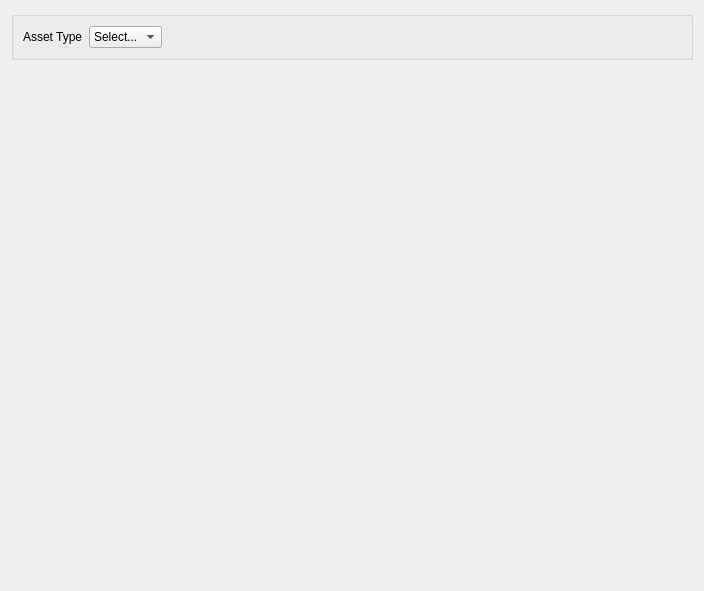
The window that editor/ui/tabs/AssetDefaults.ui (RyanDeBarros/Olympian) describes before a commit, drawn with Qt 5.
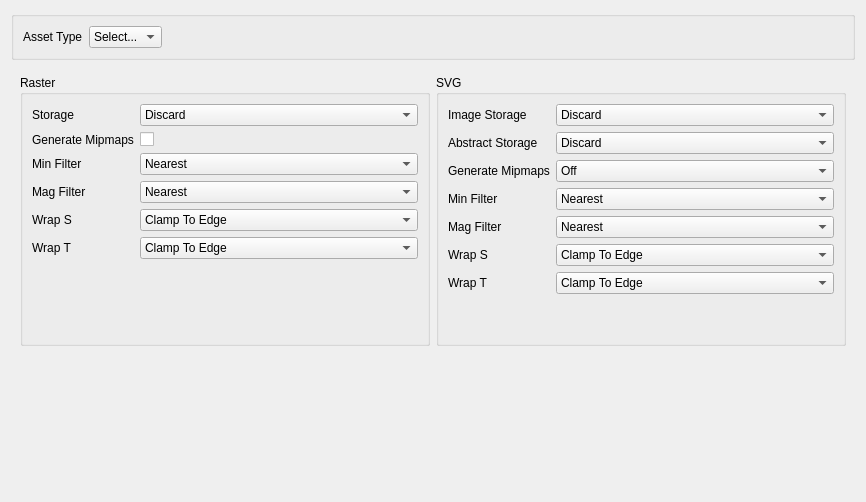
The same window after the commit. The open tabs and pages were chosen to show the change.

Commit message: Implemented texture defaults.

```diff
--- a/editor/ui/tabs/AssetDefaults.ui
+++ b/editor/ui/tabs/AssetDefaults.ui
@@ -6,8 +6,8 @@
    <rect>
     <x>0</x>
     <y>0</y>
-    <width>704</width>
-    <height>591</height>
+    <width>866</width>
+    <height>502</height>
    </rect>
   </property>
   <property name="windowTitle">
@@ -65,7 +65,450 @@
    <item>
     <widget class="QStackedWidget" name="stackedWidget">
      <widget class="QWidget" name="emptyPage"/>
-     <widget class="QWidget" name="texturePage"/>
+     <widget class="QWidget" name="texturePage">
+      <layout class="QVBoxLayout" name="verticalLayout_4">
+       <item>
+        <layout class="QHBoxLayout" name="horizontalLayout">
+         <item>
+          <widget class="QGroupBox" name="groupBox_2">
+           <property name="title">
+            <string>Raster</string>
+           </property>
+           <layout class="QVBoxLayout" name="verticalLayout_2">
+            <item>
+             <layout class="QFormLayout" name="formLayout_2">
+              <item row="0" column="0">
+               <widget class="QLabel" name="label_2">
+                <property name="text">
+                 <string>Storage</string>
+                </property>
+               </widget>
+              </item>
+              <item row="0" column="1">
+               <widget class="QComboBox" name="textureRasterStorage">
+                <item>
+                 <property name="text">
+                  <string>Discard</string>
+                 </property>
+                </item>
+                <item>
+                 <property name="text">
+                  <string>Keep</string>
+                 </property>
+                </item>
+               </widget>
+              </item>
+              <item row="1" column="0">
+               <widget class="QLabel" name="label_5">
+                <property name="text">
+                 <string>Generate Mipmaps</string>
+                </property>
+               </widget>
+              </item>
+              <item row="2" column="0">
+               <widget class="QLabel" name="label_6">
+                <property name="text">
+                 <string>Min Filter</string>
+                </property>
+               </widget>
+              </item>
+              <item row="3" column="0">
+               <widget class="QLabel" name="label_7">
+                <property name="text">
+                 <string>Mag Filter</string>
+                </property>
+               </widget>
+              </item>
+              <item row="4" column="0">
+               <widget class="QLabel" name="label_8">
+                <property name="text">
+                 <string>Wrap S</string>
+                </property>
+               </widget>
+              </item>
+              <item row="5" column="0">
+               <widget class="QLabel" name="label_9">
+                <property name="text">
+                 <string>Wrap T</string>
+                </property>
+               </widget>
+              </item>
+              <item row="2" column="1">
+               <widget class="QComboBox" name="textureRasterMinFilter">
+                <item>
+                 <property name="text">
+                  <string>Nearest</string>
+                 </property>
+                </item>
+                <item>
+                 <property name="text">
+                  <string>Linear</string>
+                 </property>
+                </item>
+                <item>
+                 <property name="text">
+                  <string>Nearest Mipmap Nearest</string>
+                 </property>
+                </item>
+                <item>
+                 <property name="text">
+                  <string>Linear Mipmap Nearest</string>
+                 </property>
+                </item>
+                <item>
+                 <property name="text">
+                  <string>Nearest Mipmap Linear</string>
+                 </property>
+                </item>
+                <item>
+                 <property name="text">
+                  <string>Linear Mipmap Linear</string>
+                 </property>
+                </item>
+               </widget>
+              </item>
+              <item row="3" column="1">
+               <widget class="QComboBox" name="textureRasterMagFilter">
+                <item>
+                 <property name="text">
+                  <string>Nearest</string>
+                 </property>
+                </item>
+                <item>
+                 <property name="text">
+                  <string>Linear</string>
+                 </property>
+                </item>
+               </widget>
+              </item>
+              <item row="1" column="1">
+               <widget class="QCheckBox" name="textureRasterMipmaps">
+                <property name="text">
+                 <string/>
+                </property>
+               </widget>
+              </item>
+              <item row="4" column="1">
+               <widget class="QComboBox" name="textureRasterWrapS">
+                <item>
+                 <property name="text">
+                  <string>Clamp To Edge</string>
+                 </property>
+                </item>
+                <item>
+                 <property name="text">
+                  <string>Clamp To Border</string>
+                 </property>
+                </item>
+                <item>
+                 <property name="text">
+                  <string>Mirrored Repeat</string>
+                 </property>
+                </item>
+                <item>
+                 <property name="text">
+                  <string>Repeat</string>
+                 </property>
+                </item>
+                <item>
+                 <property name="text">
+                  <string>Mirror Clamp To Edge</string>
+                 </property>
+                </item>
+               </widget>
+              </item>
+              <item row="5" column="1">
+               <widget class="QComboBox" name="textureRasterWrapT">
+                <item>
+                 <property name="text">
+                  <string>Clamp To Edge</string>
+                 </property>
+                </item>
+                <item>
+                 <property name="text">
+                  <string>Clamp To Border</string>
+                 </property>
+                </item>
+                <item>
+                 <property name="text">
+                  <string>Mirrored Repeat</string>
+                 </property>
+                </item>
+                <item>
+                 <property name="text">
+                  <string>Repeat</string>
+                 </property>
+                </item>
+                <item>
+                 <property name="text">
+                  <string>Mirror Clamp To Edge</string>
+                 </property>
+                </item>
+               </widget>
+              </item>
+             </layout>
+            </item>
+            <item>
+             <spacer name="verticalSpacer">
+              <property name="orientation">
+               <enum>Qt::Orientation::Vertical</enum>
+              </property>
+              <property name="sizeHint" stdset="0">
+               <size>
+                <width>20</width>
+                <height>40</height>
+               </size>
+              </property>
+             </spacer>
+            </item>
+           </layout>
+          </widget>
+         </item>
+         <item>
+          <widget class="QGroupBox" name="groupBox_3">
+           <property name="title">
+            <string>SVG</string>
+           </property>
+           <layout class="QVBoxLayout" name="verticalLayout_3">
+            <item>
+             <layout class="QFormLayout" name="formLayout_3">
+              <item row="0" column="0">
+               <widget class="QLabel" name="label_3">
+                <property name="text">
+                 <string>Image Storage</string>
+                </property>
+               </widget>
+              </item>
+              <item row="0" column="1">
+               <widget class="QComboBox" name="textureSVGImageStorage">
+                <item>
+                 <property name="text">
+                  <string>Discard</string>
+                 </property>
+                </item>
+                <item>
+                 <property name="text">
+                  <string>Keep</string>
+                 </property>
+                </item>
+               </widget>
+              </item>
+              <item row="1" column="0">
+               <widget class="QLabel" name="label_4">
+                <property name="text">
+                 <string>Abstract Storage</string>
+                </property>
+               </widget>
+              </item>
+              <item row="1" column="1">
+               <widget class="QComboBox" name="textureSVGAbstractStorage">
+                <item>
+                 <property name="text">
+                  <string>Discard</string>
+                 </property>
+                </item>
+                <item>
+                 <property name="text">
+                  <string>Keep</string>
+                 </property>
+                </item>
+               </widget>
+              </item>
+              <item row="2" column="0">
+               <widget class="QLabel" name="label_10">
+                <property name="text">
+                 <string>Generate Mipmaps</string>
+                </property>
+               </widget>
+              </item>
+              <item row="3" column="0">
+               <widget class="QLabel" name="label_11">
+                <property name="text">
+                 <string>Min Filter</string>
+                </property>
+               </widget>
+              </item>
+              <item row="4" column="0">
+               <widget class="QLabel" name="label_12">
+                <property name="text">
+                 <string>Mag Filter</string>
+                </property>
+               </widget>
+              </item>
+              <item row="5" column="0">
+               <widget class="QLabel" name="label_13">
+                <property name="text">
+                 <string>Wrap S</string>
+                </property>
+               </widget>
+              </item>
+              <item row="6" column="0">
+               <widget class="QLabel" name="label_14">
+                <property name="text">
+                 <string>Wrap T</string>
+                </property>
+               </widget>
+              </item>
+              <item row="2" column="1">
+               <widget class="QComboBox" name="textureSVGMipmaps">
+                <item>
+                 <property name="text">
+                  <string>Off</string>
+                 </property>
+                </item>
+                <item>
+                 <property name="text">
+                  <string>Auto</string>
+                 </property>
+                </item>
+                <item>
+                 <property name="text">
+                  <string>Manual</string>
+                 </property>
+                </item>
+               </widget>
+              </item>
+              <item row="3" column="1">
+               <widget class="QComboBox" name="textureSVGMinFilter">
+                <item>
+                 <property name="text">
+                  <string>Nearest</string>
+                 </property>
+                </item>
+                <item>
+                 <property name="text">
+                  <string>Linear</string>
+                 </property>
+                </item>
+                <item>
+                 <property name="text">
+                  <string>Nearest Mipmap Nearest</string>
+                 </property>
+                </item>
+                <item>
+                 <property name="text">
+                  <string>Linear Mipmap Nearest</string>
+                 </property>
+                </item>
+                <item>
+                 <property name="text">
+                  <string>Nearest Mipmap Linear</string>
+                 </property>
+                </item>
+                <item>
+                 <property name="text">
+                  <string>Linear Mipmap Linear</string>
+                 </property>
+                </item>
+               </widget>
+              </item>
+              <item row="4" column="1">
+               <widget class="QComboBox" name="textureSVGMagFilter">
+                <item>
+                 <property name="text">
+                  <string>Nearest</string>
+                 </property>
+                </item>
+                <item>
+                 <property name="text">
+                  <string>Linear</string>
+                 </property>
+                </item>
+               </widget>
+              </item>
+              <item row="5" column="1">
+               <widget class="QComboBox" name="textureSVGWrapS">
+                <item>
+                 <property name="text">
+                  <string>Clamp To Edge</string>
+                 </property>
+                </item>
+                <item>
+                 <property name="text">
+                  <string>Clamp To Border</string>
+                 </property>
+                </item>
+                <item>
+                 <property name="text">
+                  <string>Mirrored Repeat</string>
+                 </property>
+                </item>
+                <item>
+                 <property name="text">
+                  <string>Repeat</string>
+                 </property>
+                </item>
+                <item>
+                 <property name="text">
+                  <string>Mirror Clamp To Edge</string>
+                 </property>
+                </item>
+               </widget>
+              </item>
+              <item row="6" column="1">
+               <widget class="QComboBox" name="textureSVGWrapT">
+                <item>
+                 <property name="text">
+                  <string>Clamp To Edge</string>
+                 </property>
+                </item>
+                <item>
+                 <property name="text">
+                  <string>Clamp To Border</string>
+                 </property>
+                </item>
+                <item>
+                 <property name="text">
+                  <string>Mirrored Repeat</string>
+                 </property>
+                </item>
+                <item>
+                 <property name="text">
+                  <string>Repeat</string>
+                 </property>
+                </item>
+                <item>
+                 <property name="text">
+                  <string>Mirror Clamp To Edge</string>
+                 </property>
+                </item>
+               </widget>
+              </item>
+             </layout>
+            </item>
+            <item>
+             <spacer name="verticalSpacer_2">
+              <property name="orientation">
+               <enum>Qt::Orientation::Vertical</enum>
+              </property>
+              <property name="sizeHint" stdset="0">
+               <size>
+                <width>20</width>
+                <height>40</height>
+               </size>
+              </property>
+             </spacer>
+            </item>
+           </layout>
+          </widget>
+         </item>
+        </layout>
+       </item>
+       <item>
+        <spacer name="verticalSpacer_3">
+         <property name="orientation">
+          <enum>Qt::Orientation::Vertical</enum>
+         </property>
+         <property name="sizeHint" stdset="0">
+          <size>
+           <width>20</width>
+           <height>117</height>
+          </size>
+         </property>
+        </spacer>
+       </item>
+      </layout>
+     </widget>
      <widget class="QWidget" name="fontPage"/>
     </widget>
    </item>
```
The commit also changes 4 other files.
